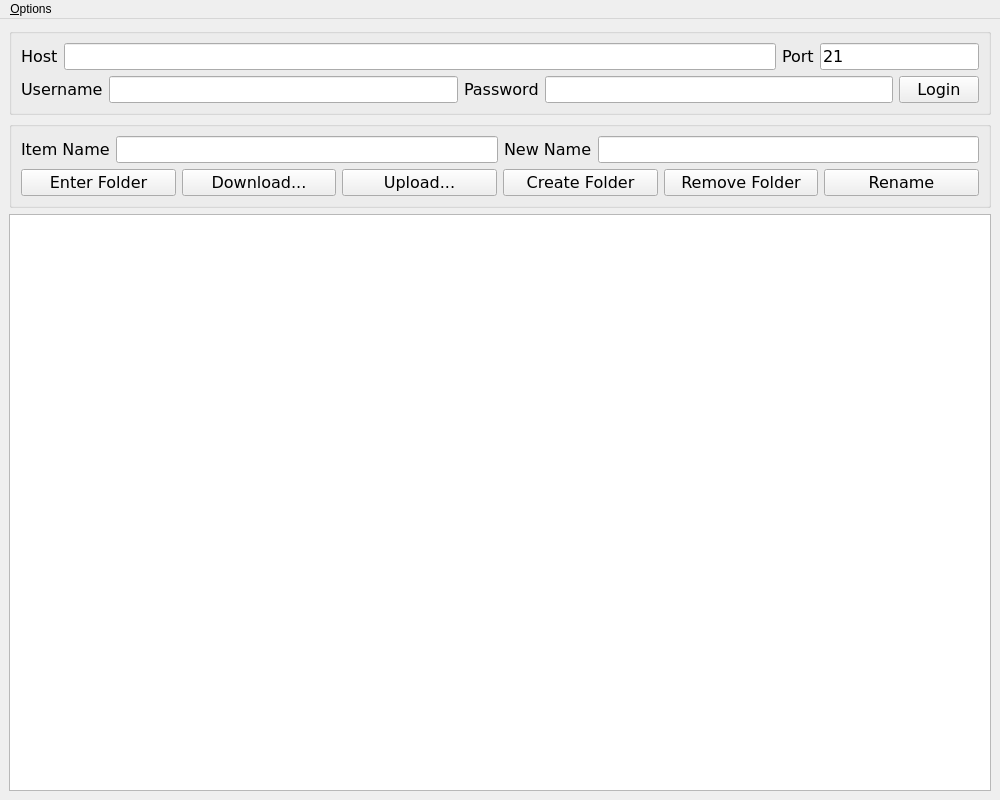
Old version of the form window.ui in the repository flosacca/FTP-client.
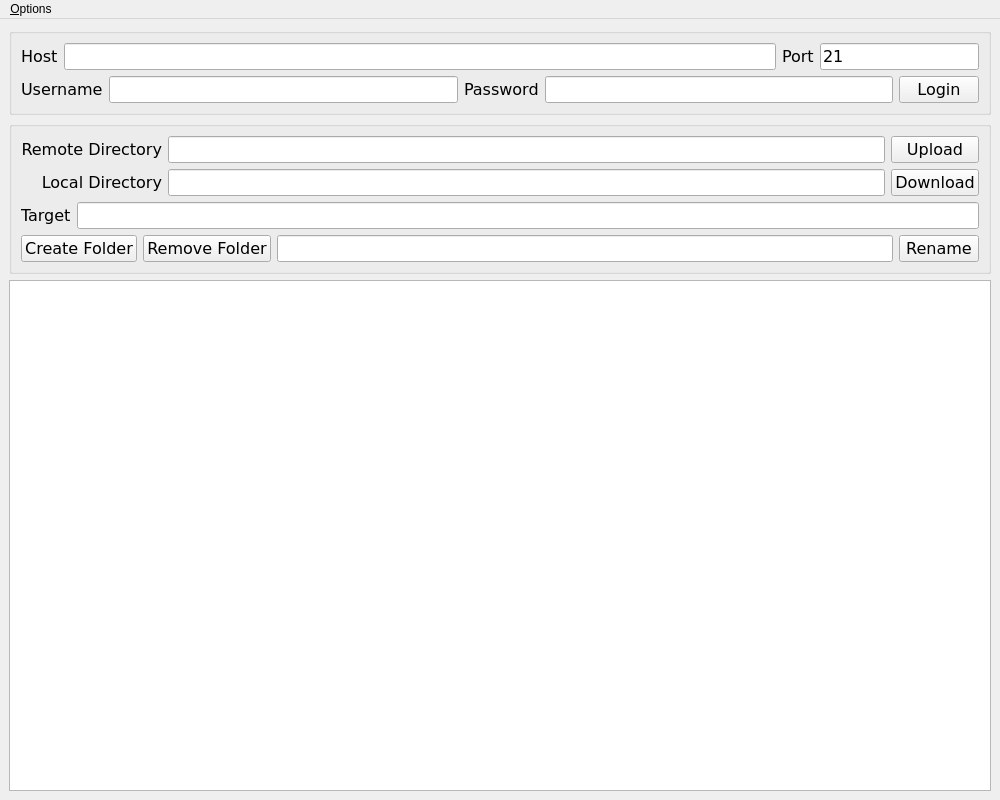
New version of the form.

The edit to the form file:
```diff
--- a/window.ui
+++ b/window.ui
@@ -20,7 +20,7 @@
      <pointsize>12</pointsize>
     </font>
    </property>
-   <layout class="QVBoxLayout" name="verticalLayout">
+   <layout class="QVBoxLayout" name="verticalLayout_3">
     <property name="leftMargin">
      <number>9</number>
     </property>
@@ -38,7 +38,7 @@
       <property name="title">
        <string/>
       </property>
-      <layout class="QVBoxLayout" name="verticalLayout_1">
+      <layout class="QVBoxLayout" name="verticalLayout">
        <item>
         <layout class="QHBoxLayout" name="layoutUri">
          <item>
@@ -124,52 +124,69 @@
       </property>
       <layout class="QVBoxLayout" name="verticalLayout_2">
        <item>
-        <layout class="QHBoxLayout" name="layoutNames">
-         <item>
-          <widget class="QLabel" name="labelItemName">
+        <layout class="QGridLayout" name="layoutPaths">
+         <item row="1" column="0">
+          <widget class="QLabel" name="labelLocal">
            <property name="text">
-            <string>Item Name</string>
+            <string>Local Directory</string>
            </property>
-          </widget>
-         </item>
-         <item>
-          <widget class="QLineEdit" name="itemName"/>
-         </item>
-         <item>
-          <widget class="QLabel" name="labelNewName">
-           <property name="text">
-            <string>New Name</string>
+           <property name="alignment">
+            <set>Qt::AlignRight|Qt::AlignTrailing|Qt::AlignVCenter</set>
            </property>
           </widget>
          </item>
-         <item>
-          <widget class="QLineEdit" name="newName"/>
+         <item row="0" column="2">
+          <widget class="QLineEdit" name="remoteDir"/>
          </item>
-        </layout>
-       </item>
-       <item>
-        <layout class="QHBoxLayout" name="layoutOperations">
-         <item>
-          <widget class="QPushButton" name="buttonChdir">
+         <item row="0" column="0">
+          <widget class="QLabel" name="labelRemote">
            <property name="text">
-            <string>Enter Folder</string>
+            <string>Remote Directory</string>
            </property>
+           <property name="alignment">
+            <set>Qt::AlignRight|Qt::AlignTrailing|Qt::AlignVCenter</set>
+           </property>
           </widget>
          </item>
-         <item>
-          <widget class="QPushButton" name="buttonGet">
-           <property name="text">
-            <string>Download...</string>
+         <item row="1" column="2">
+          <widget class="QLineEdit" name="localDir">
+           <property name="readOnly">
+            <bool>true</bool>
            </property>
           </widget>
          </item>
-         <item>
+         <item row="0" column="3">
           <widget class="QPushButton" name="buttonPut">
            <property name="text">
-            <string>Upload...</string>
+            <string>Upload</string>
            </property>
           </widget>
          </item>
+         <item row="1" column="3">
+          <widget class="QPushButton" name="buttonGet">
+           <property name="text">
+            <string>Download</string>
+           </property>
+          </widget>
+         </item>
+        </layout>
+       </item>
+       <item>
+        <layout class="QHBoxLayout" name="layoutTarget">
+         <item>
+          <widget class="QLabel" name="labelTarget">
+           <property name="text">
+            <string>Target</string>
+           </property>
+          </widget>
+         </item>
+         <item>
+          <widget class="QLineEdit" name="target"/>
+         </item>
+        </layout>
+       </item>
+       <item>
+        <layout class="QHBoxLayout" name="layoutOperations">
          <item>
           <widget class="QPushButton" name="buttonMkdir">
            <property name="text">
@@ -184,6 +201,9 @@
            </property>
           </widget>
          </item>
+         <item>
+          <widget class="QLineEdit" name="newName"/>
+         </item>
          <item>
           <widget class="QPushButton" name="buttonRename">
            <property name="text">
```
Left out of the diff: 8 changed lines with no effect on the pictures.
